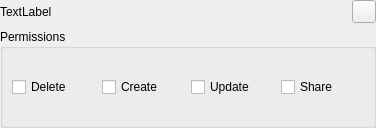
GrossLukas/client, file src/gui/sharewidget.ui: the form before one commit.
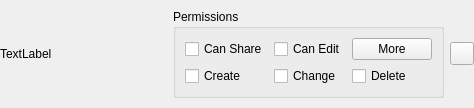
The form after the commit. Icons and pictures are not drawn.

Diff of the .ui file:
```diff
--- a/src/gui/sharewidget.ui
+++ b/src/gui/sharewidget.ui
@@ -9,8 +9,8 @@
    <rect>
     <x>0</x>
     <y>0</y>
-    <width>376</width>
-    <height>128</height>
+    <width>474</width>
+    <height>108</height>
    </rect>
   </property>
   <property name="windowTitle">
@@ -39,53 +39,81 @@
       </widget>
      </item>
      <item>
-      <widget class="QToolButton" name="deleteShareButton">
-       <property name="text">
-        <string/>
+      <spacer name="horizontalSpacer">
+       <property name="orientation">
+        <enum>Qt::Horizontal</enum>
        </property>
-       <property name="icon">
-        <iconset theme="user-trash"/>
+       <property name="sizeHint" stdset="0">
+        <size>
+         <width>40</width>
+         <height>20</height>
+        </size>
        </property>
-      </widget>
-     </item>
-    </layout>
+      </spacer>
    </item>
    <item>
     <widget class="QGroupBox" name="groupBox">
      <property name="title">
       <string>Permissions</string>
      </property>
-     <layout class="QHBoxLayout" name="horizontalLayout">
-      <item>
-       <widget class="QCheckBox" name="permissionDelete">
+       <layout class="QGridLayout" name="gridLayout">
+        <item row="0" column="0">
+         <widget class="QCheckBox" name="permissionShare">
         <property name="text">
-         <string>Delete</string>
+           <string>Can Share</string>
         </property>
        </widget>
       </item>
-      <item>
+        <item row="0" column="1">
+         <widget class="QCheckBox" name="permissionsEdit">
+          <property name="text">
+           <string>Can Edit</string>
+          </property>
+         </widget>
+        </item>
+        <item row="1" column="0">
        <widget class="QCheckBox" name="permissionCreate">
         <property name="text">
          <string>Create</string>
         </property>
        </widget>
       </item>
-      <item>
+        <item row="1" column="1">
        <widget class="QCheckBox" name="permissionUpdate">
         <property name="text">
-         <string>Update</string>
-        </property>
+           <string>Change</string>
+          </property>
+         </widget>
+        </item>
+        <item row="1" column="2">
+         <widget class="QCheckBox" name="permissionDelete">
+          <property name="text">
+           <string>Delete</string>
+          </property>
+         </widget>
+        </item>
+        <item row="0" column="2">
+         <widget class="QPushButton" name="permissionToggleButton">
+          <property name="text">
+           <string>More</string>
+          </property>
+         </widget>
+        </item>
+       </layout>
        </widget>
       </item>
       <item>
-       <widget class="QCheckBox" name="permissionShare">
+      <widget class="QToolButton" name="deleteShareButton">
         <property name="text">
-         <string>Share</string>
+        <string/>
+       </property>
+       <property name="icon">
+        <iconset theme="user-trash">
+         <normaloff>.</normaloff>.</iconset>
         </property>
        </widget>
       </item>
      </layout>
-    </widget>
    </item>
   </layout>
  </widget>
```
Lines whose indentation alone changed are shown as unchanged.
